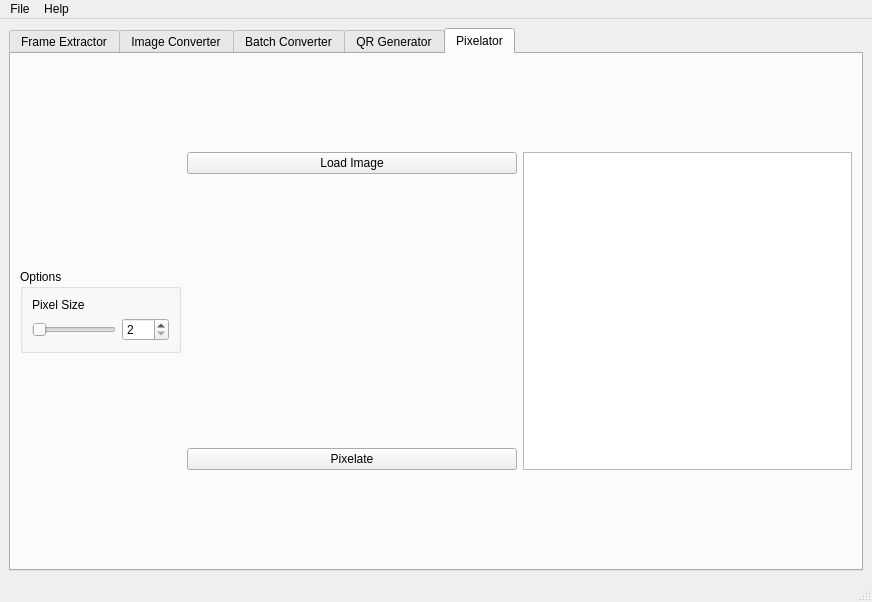
Old version of the form form.ui in the repository LyAhn/ImageNexus.
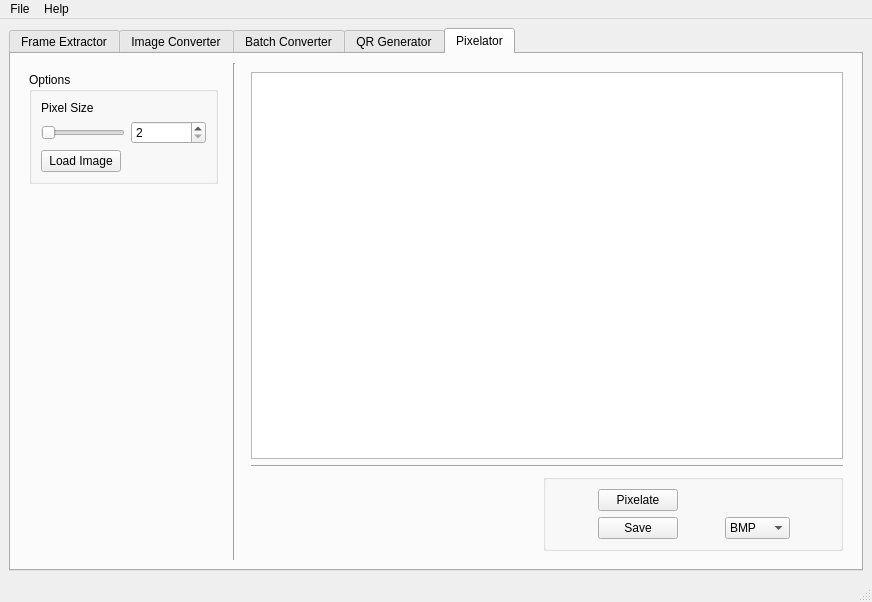
New version of the form. The open tabs and pages were chosen to show the change. Icons and pictures are not drawn.

Commit message:
Pixel UI update & resizeEvent
Rearranges UI elements
Adds resize event for pixelizer

The edit to the form file:
```diff
--- a/form.ui
+++ b/form.ui
@@ -24,8 +24,8 @@
     <normaloff>:/images/resources/icon.ico</normaloff>:/images/resources/icon.ico</iconset>
   </property>
   <widget class="QWidget" name="centralwidget">
-   <layout class="QGridLayout" name="gridLayout_14">
-    <item row="0" column="0">
+   <layout class="QGridLayout" name="gridLayout_12">
+    <item row="1" column="0">
      <widget class="QTabWidget" name="tabWidget">
       <property name="enabled">
        <bool>true</bool>
@@ -719,25 +719,24 @@
        <attribute name="title">
         <string>Pixelator</string>
        </attribute>
-       <layout class="QGridLayout" name="gridLayout_12">
-        <item row="0" column="1">
-         <widget class="QPushButton" name="pxLoadImageBtn">
-          <property name="text">
-           <string>Load Image</string>
-          </property>
-         </widget>
-        </item>
-        <item row="0" column="2" rowspan="3">
-         <widget class="QGraphicsView" name="pxGraphicsView">
-          <property name="sizePolicy">
-           <sizepolicy hsizetype="Ignored" vsizetype="Ignored">
-            <horstretch>0</horstretch>
-            <verstretch>0</verstretch>
-           </sizepolicy>
-          </property>
-         </widget>
-        </item>
+       <layout class="QGridLayout" name="gridLayout_17">
+        <item row="0" column="0">
+         <widget class="QWidget" name="pxOptions" native="true">
+          <layout class="QGridLayout" name="gridLayout_16">
         <item row="1" column="0">
+            <spacer name="verticalSpacer">
+             <property name="orientation">
+              <enum>Qt::Vertical</enum>
+             </property>
+             <property name="sizeHint" stdset="0">
+              <size>
+               <width>20</width>
+               <height>40</height>
+              </size>
+             </property>
+            </spacer>
+           </item>
+           <item row="0" column="0">
          <widget class="QGroupBox" name="optionsGroup">
           <property name="sizePolicy">
            <sizepolicy hsizetype="Maximum" vsizetype="Maximum">
@@ -748,7 +747,7 @@
           <property name="title">
            <string>Options</string>
           </property>
-          <layout class="QGridLayout" name="gridLayout_13">
+             <layout class="QGridLayout" name="gridLayout_14">
            <item row="0" column="0">
             <widget class="QLabel" name="pxSizeLabel">
              <property name="text">
@@ -771,6 +770,18 @@
            </item>
            <item row="1" column="1">
             <widget class="QSpinBox" name="pxSpinBox">
+                <property name="minimumSize">
+                 <size>
+                  <width>75</width>
+                  <height>0</height>
+                 </size>
+                </property>
+                <property name="maximumSize">
+                 <size>
+                  <width>75</width>
+                  <height>16777215</height>
+                 </size>
+                </property>
              <property name="minimum">
               <number>2</number>
              </property>
@@ -779,14 +790,144 @@
              </property>
             </widget>
            </item>
+              <item row="2" column="0">
+               <widget class="QPushButton" name="pxLoadImageBtn">
+                <property name="sizePolicy">
+                 <sizepolicy hsizetype="Fixed" vsizetype="Fixed">
+                  <horstretch>0</horstretch>
+                  <verstretch>0</verstretch>
+                 </sizepolicy>
+                </property>
+                <property name="text">
+                 <string>Load Image</string>
+                </property>
+               </widget>
+              </item>
           </layout>
          </widget>
         </item>
-        <item row="2" column="1">
+          </layout>
+         </widget>
+        </item>
+        <item row="0" column="1">
+         <widget class="Line" name="pxSepLine1">
+          <property name="orientation">
+           <enum>Qt::Vertical</enum>
+          </property>
+         </widget>
+        </item>
+        <item row="0" column="2">
+         <widget class="QWidget" name="pxOutput" native="true">
+          <layout class="QGridLayout" name="gridLayout_13">
+           <item row="0" column="0">
+            <widget class="QGraphicsView" name="pxGraphicsView">
+             <property name="sizePolicy">
+              <sizepolicy hsizetype="Expanding" vsizetype="Expanding">
+               <horstretch>0</horstretch>
+               <verstretch>0</verstretch>
+              </sizepolicy>
+             </property>
+            </widget>
+           </item>
+           <item row="1" column="0">
+            <widget class="Line" name="pxSepLine2">
+             <property name="orientation">
+              <enum>Qt::Horizontal</enum>
+             </property>
+            </widget>
+           </item>
+           <item row="2" column="0">
+            <widget class="QGroupBox" name="pxFunctionBox">
+             <property name="sizePolicy">
+              <sizepolicy hsizetype="Fixed" vsizetype="Fixed">
+               <horstretch>0</horstretch>
+               <verstretch>0</verstretch>
+              </sizepolicy>
+             </property>
+             <property name="maximumSize">
+              <size>
+               <width>300</width>
+               <height>16777215</height>
+              </size>
+             </property>
+             <property name="layoutDirection">
+              <enum>Qt::RightToLeft</enum>
+             </property>
+             <property name="title">
+              <string/>
+             </property>
+             <property name="alignment">
+              <set>Qt::AlignBottom|Qt::AlignLeading|Qt::AlignLeft</set>
+             </property>
+             <property name="flat">
+              <bool>true</bool>
+             </property>
+             <layout class="QGridLayout" name="gridLayout_15">
+              <property name="sizeConstraint">
+               <enum>QLayout::SetDefaultConstraint</enum>
+              </property>
+              <item row="0" column="1">
          <widget class="QPushButton" name="pxPixelateBtn">
+                <property name="sizePolicy">
+                 <sizepolicy hsizetype="Fixed" vsizetype="Fixed">
+                  <horstretch>0</horstretch>
+                  <verstretch>0</verstretch>
+                 </sizepolicy>
+                </property>
           <property name="text">
            <string>Pixelate</string>
           </property>
+               </widget>
+              </item>
+              <item row="1" column="0">
+               <widget class="QComboBox" name="pxFileFormats">
+                <property name="sizePolicy">
+                 <sizepolicy hsizetype="Fixed" vsizetype="Fixed">
+                  <horstretch>0</horstretch>
+                  <verstretch>0</verstretch>
+                 </sizepolicy>
+                </property>
+                <property name="layoutDirection">
+                 <enum>Qt::LeftToRight</enum>
+                </property>
+                <item>
+                 <property name="text">
+                  <string>BMP</string>
+                 </property>
+                </item>
+                <item>
+                 <property name="text">
+                  <string>JPG</string>
+                 </property>
+                </item>
+                <item>
+                 <property name="text">
+                  <string>PNG</string>
+                 </property>
+                </item>
+                <item>
+                 <property name="text">
+                  <string>TIFF</string>
+                 </property>
+                </item>
+                <item>
+                 <property name="text">
+                  <string>WEBP</string>
+                 </property>
+                </item>
+               </widget>
+              </item>
+              <item row="1" column="1">
+               <widget class="QPushButton" name="pxSaveBtn">
+                <property name="text">
+                 <string>Save</string>
+                </property>
+               </widget>
+              </item>
+             </layout>
+            </widget>
+           </item>
+          </layout>
          </widget>
         </item>
        </layout>
```
Left out of the diff: 2 changed lines with no effect on the pictures. Lines whose indentation alone changed are shown as unchanged. The commit also changes 4 other files.
